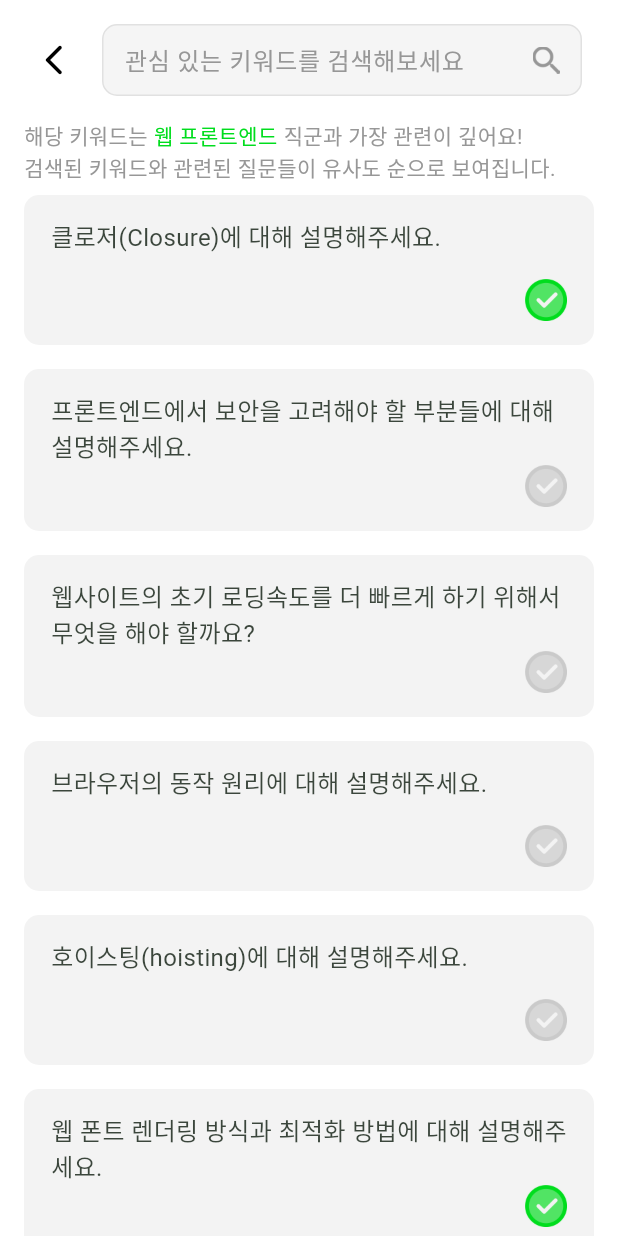
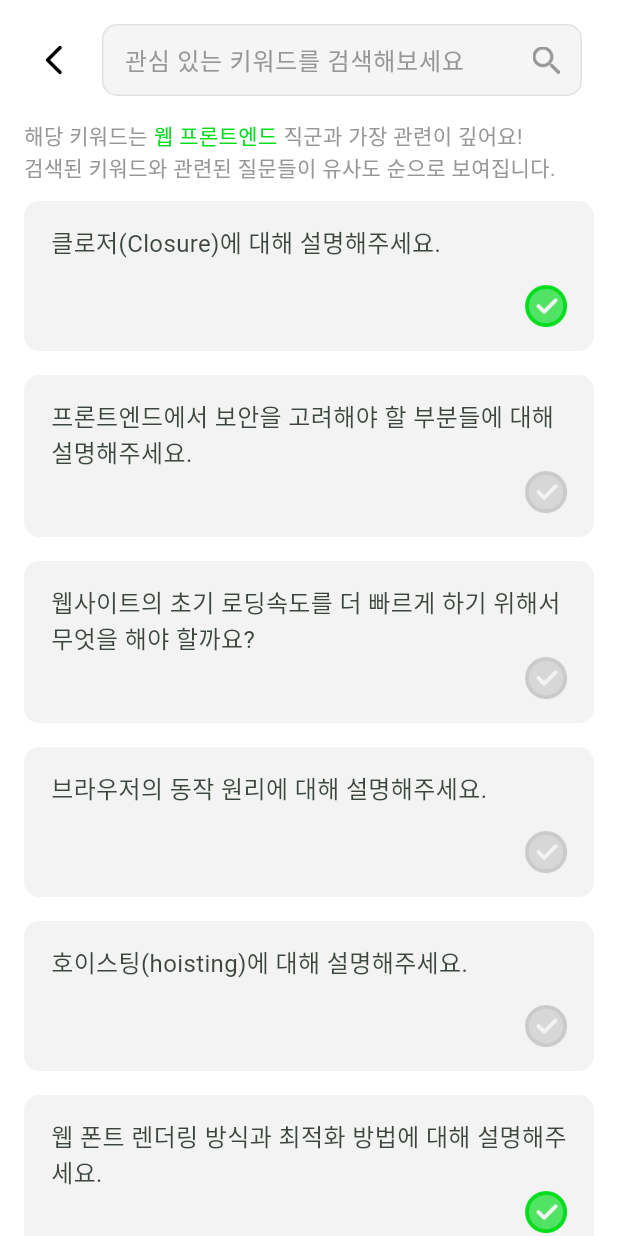
Before and after one commit to EunjinWoo/InterBox-FE, a Flutter app: the SearchPage screen opened directly, on a phone screen of 412 x 824 dp. Run offline on Flutter 3.47's test engine with Material 3 defaults, Android fonts, the light colour scheme and no system bars; Roboto replaces fonts that are missing (Pretendard-Bold, Pretendard-Medium, Pretendard-SemiBold).

Commit message:
[Style] searchPageNotice 위젯 padding 변경

```diff
--- a/lib/widgets/searchPageNotice.dart
+++ b/lib/widgets/searchPageNotice.dart
@@ -9,7 +9,7 @@ class SearchPageNotice extends StatelessWidget {
   Widget build(BuildContext context) {
     return Container(
       color: Colors.white,
-      padding: EdgeInsets.symmetric(horizontal: 16),
+      padding: EdgeInsets.fromLTRB(16, 0, 16, 4),
       child: Column(
         crossAxisAlignment: CrossAxisAlignment.start,
         children: [
```
